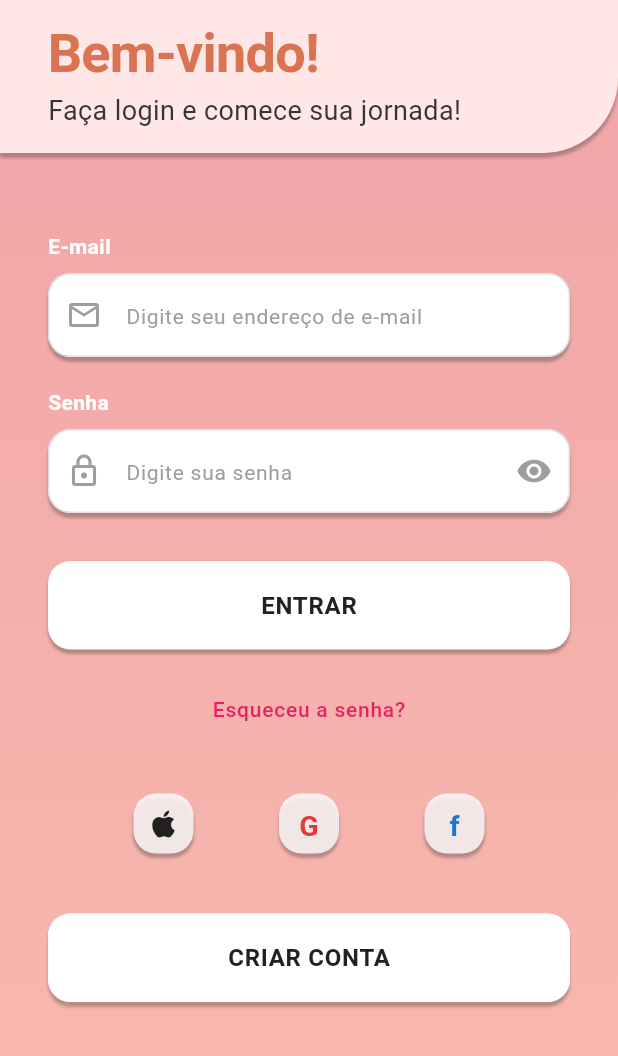
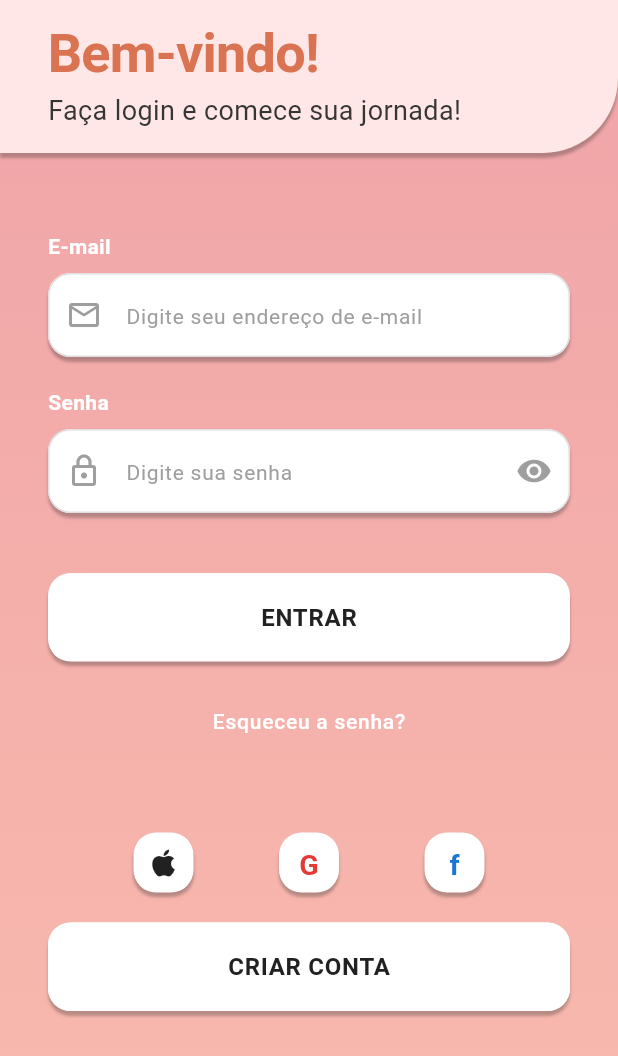
Before and after one commit to nixlovemi/flutter-app-richelle, a Flutter app: the screen it shows after launch, on a phone screen of 412 x 824 dp. Shown: the top 1056 px of the screen. Run offline on Flutter 3.47's test engine with Material 3 defaults, Android fonts, the phone set to English and light mode, and no system bars.

Commit message:
feat: initial build 3

```diff
--- a/app_moda_richelle/lib/login_page.dart
+++ b/app_moda_richelle/lib/login_page.dart
@@ -228,7 +228,7 @@ class _LoginPageState extends State<LoginPage> {
                               ),
                             ],
                           ),
-                          const SizedBox(height: 32),
+                          const SizedBox(height: 40),
 
                           // Login Button
                           Container(
@@ -258,13 +258,13 @@ class _LoginPageState extends State<LoginPage> {
                               child: Text(
                                 AppTranslations.forgotPassword,
                                 style: AppTheme.bodyMedium.copyWith(
-                                  color: AppTheme.primaryPink,
+                                  color: AppTheme.white,
                                   fontWeight: FontWeight.w500,
                                 ),
                               ),
                             ),
                           ),
-                          const SizedBox(height: 32),
+                          const SizedBox(height: 50),
                         ],
                       ),
                     ),
@@ -325,7 +325,7 @@ class _LoginPageState extends State<LoginPage> {
                         ),
                       ],
                     ),
-                    const SizedBox(height: 40),
+                    const SizedBox(height: 20),
 
                     // Sign Up Button
                     Container(
--- a/app_moda_richelle/lib/theme/app_theme.dart
+++ b/app_moda_richelle/lib/theme/app_theme.dart
@@ -217,7 +217,7 @@ class AppTheme {
   static const double socialButtonIconSize = 24;
 
   static BoxDecoration socialButtonDecoration = BoxDecoration(
-    color: white.withValues(alpha: 0.8),
+    color: white,
     borderRadius: BorderRadius.circular(socialButtonBorderRadius),
     boxShadow: [
       BoxShadow(
```
